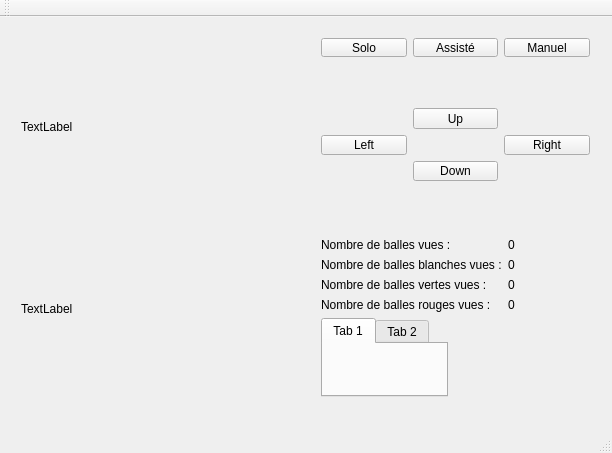
wasoh/project_2A, file qt_projet_2A/mainwindow.ui: the form before one commit.
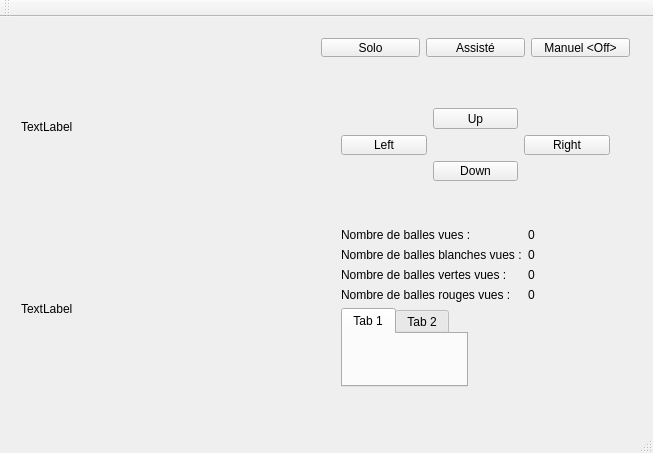
The form after the commit. The open tabs and pages were chosen to show the change.

The edit to the form file:
```diff
--- a/qt_projet_2A/mainwindow.ui
+++ b/qt_projet_2A/mainwindow.ui
@@ -6,7 +6,7 @@
    <rect>
     <x>0</x>
     <y>0</y>
-    <width>612</width>
+    <width>653</width>
     <height>453</height>
    </rect>
   </property>
@@ -45,7 +45,7 @@
      <rect>
       <x>310</x>
       <y>10</y>
-      <width>291</width>
+      <width>331</width>
       <height>41</height>
      </rect>
     </property>
@@ -67,7 +67,7 @@
      <item>
       <widget class="QPushButton" name="btnManuel">
        <property name="text">
-        <string>Manuel</string>
+        <string>Manuel &lt;Off&gt;</string>
        </property>
       </widget>
      </item>
@@ -76,9 +76,9 @@
    <widget class="QWidget" name="formLayoutWidget">
     <property name="geometry">
      <rect>
-      <x>310</x>
-      <y>210</y>
-      <width>291</width>
+      <x>330</x>
+      <y>200</y>
+      <width>301</width>
       <height>181</height>
      </rect>
     </property>
@@ -161,7 +161,7 @@
    <widget class="QWidget" name="gridLayoutWidget">
     <property name="geometry">
      <rect>
-      <x>310</x>
+      <x>330</x>
       <y>80</y>
       <width>291</width>
       <height>95</height>
```
Left out of the diff: 4 changed lines with no effect on the pictures.
